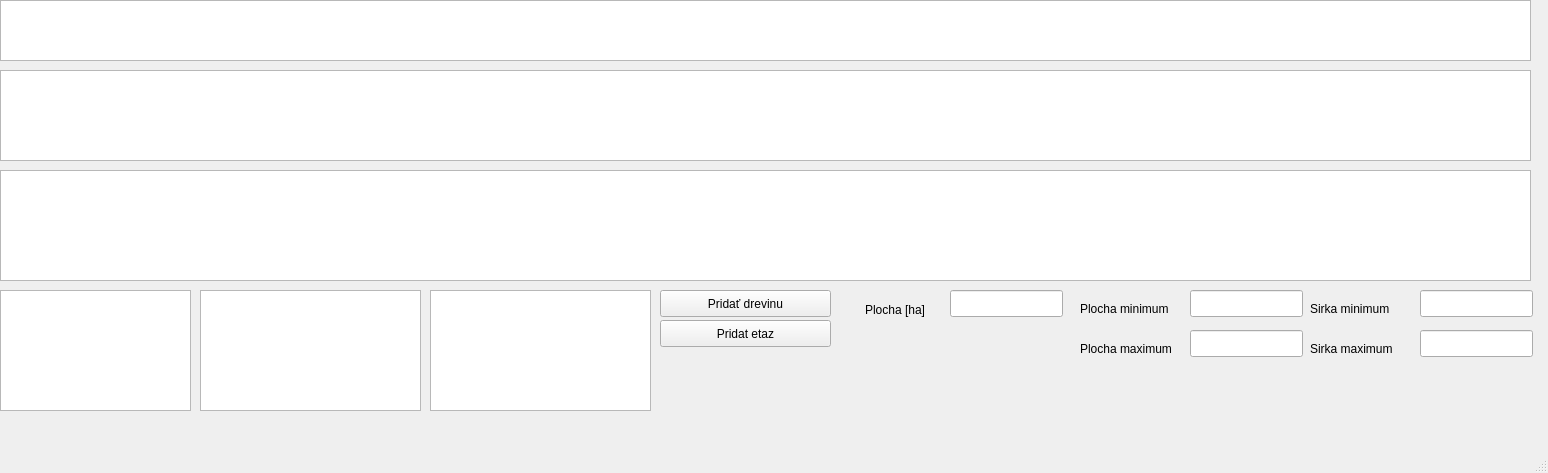
This is Database/atts_show.ui in kasparj/Optimal-Q-GIS as Qt 5 draws it before an edit. The edited form follows.
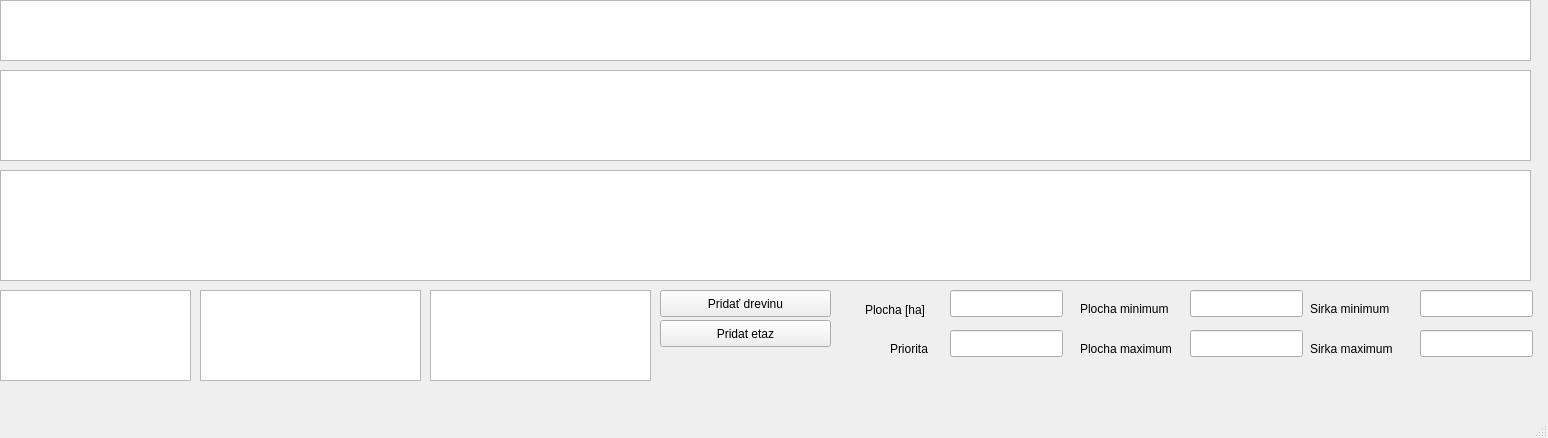
This is the edited form.

Commit message: pridana priorita

What changed in the file:
```diff
--- a/Database/atts_show.ui
+++ b/Database/atts_show.ui
@@ -7,7 +7,7 @@
     <x>0</x>
     <y>0</y>
     <width>1548</width>
-    <height>473</height>
+    <height>438</height>
    </rect>
   </property>
   <property name="windowTitle">
@@ -77,7 +77,7 @@
         <x>0</x>
         <y>290</y>
         <width>191</width>
-        <height>121</height>
+        <height>91</height>
        </rect>
       </property>
      </widget>
@@ -87,7 +87,7 @@
         <x>200</x>
         <y>290</y>
         <width>221</width>
-        <height>121</height>
+        <height>91</height>
        </rect>
       </property>
      </widget>
@@ -97,7 +97,7 @@
         <x>430</x>
         <y>290</y>
         <width>221</width>
-        <height>121</height>
+        <height>91</height>
        </rect>
       </property>
      </widget>
@@ -268,6 +268,29 @@
        </rect>
       </property>
      </widget>
+     <widget class="QLabel" name="label_9">
+      <property name="geometry">
+       <rect>
+        <x>890</x>
+        <y>340</y>
+        <width>51</width>
+        <height>17</height>
+       </rect>
+      </property>
+      <property name="text">
+       <string>Priorita</string>
+      </property>
+     </widget>
+     <widget class="QLineEdit" name="priorita">
+      <property name="geometry">
+       <rect>
+        <x>950</x>
+        <y>330</y>
+        <width>113</width>
+        <height>27</height>
+       </rect>
+      </property>
+     </widget>
     </widget>
    </widget>
   </widget>
```
The commit also changes 2 other files.
